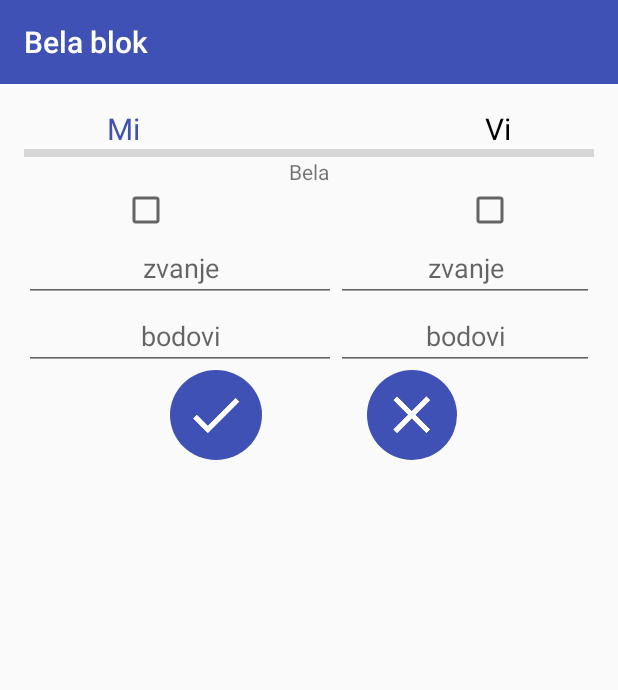
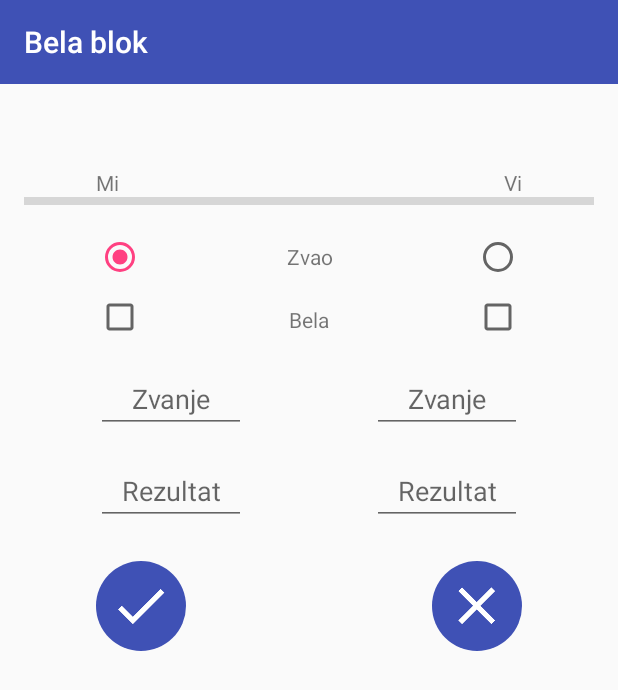
Before and after one commit to jurbunic/SimpleBelaBlock, an Android app: the fragment Fragment_Add_Score placed in its activity, on a phone screen of 412 x 824 dp. Shown: the top 690 px of the screen. Run offline under Robolectric (Android 15) with nearby library versions, the phone set to English and light mode, and no system bars; our stand-ins replace ButterKnife; grey boxes are pictures that could not be loaded.

Commit message:
Design improvment
- Add new score fragment now uses ConstraintLayout insted of
LinearLayout, and now there is option to chose which player is calling.

```diff
--- a/app/build.gradle
+++ b/app/build.gradle
@@ -41,4 +41,5 @@ dependencies {
     testCompile 'junit:junit:4.12'
 
 
+    compile 'com.android.support.constraint:constraint-layout:1.0.2'
 }
--- a/app/src/main/java/com/example/bunic/simplebelablock/Fragment_Add_Score.java
+++ b/app/src/main/java/com/example/bunic/simplebelablock/Fragment_Add_Score.java
@@ -7,7 +7,9 @@ import android.os.Bundle;
 import android.view.LayoutInflater;
 import android.view.View;
 import android.view.ViewGroup;
+import android.widget.CheckBox;
 import android.widget.EditText;
+import android.widget.RadioButton;
 import android.widget.TextView;
 
 import butterknife.BindView;
@@ -24,21 +26,20 @@ public class Fragment_Add_Score extends Fragment {
 
     @BindView(R.id.edit_new_score_we)
     EditText addScoreWe;
-
     @BindView(R.id.edit_new_score_they)
     EditText addScoreThey;
-
     @BindView(R.id.edit_new_zvanje_we)
     EditText addZvanjeWe;
-
     @BindView(R.id.edit_new_zvanje_they)
     EditText addZvanjeThey;
-
-
-    @BindView(R.id.txt_header_add_score_we)
-    TextView headerWe;
-    @BindView(R.id.txt_header_add_score_they)
-    TextView headerThey;
+    @BindView(R.id.check_bela_we)
+    CheckBox belaWe;
+    @BindView(R.id.check_bela_they)
+    CheckBox belaThey;
+    @BindView(R.id.radio_call_we)
+    RadioButton callWe;
+    @BindView(R.id.radio_call_they)
+    RadioButton callThey;
 
     Player we;
     Player they;
@@ -49,7 +50,6 @@ public class Fragment_Add_Score extends Fragment {
     Score_Calculations score_calculations;
 
     FragmentManager mFragmentManager;
-
 
     @Override
     public View onCreateView(LayoutInflater inflater, ViewGroup container, Bundle savedInstanceState) {
@@ -67,23 +67,14 @@ public class Fragment_Add_Score extends Fragment {
 
         ourScore = we.getScore();
         thereScore = they.getScore();
+        ourScore.setZvanje(0);
+        thereScore.setZvanje(0);
 
         score_calculations = Score_Calculations.getInstance(we,they);
 
-        if(ourScore.getPreviousScores().size()%2==0){
-            headerWe.setTextColor(getResources().getColor(R.color.colorPrimary));
-            we.setTurn(1);
-            headerThey.setTextColor(getResources().getColor(android.R.color.primary_text_light));
-            they.setTurn(0);
-        }else {
-            headerWe.setTextColor(getResources().getColor(android.R.color.primary_text_light));
-            we.setTurn(0);
-            headerThey.setTextColor(getResources().getColor(R.color.colorPrimary));
-            they.setTurn(1);
-        }
+        callWe.setChecked(true);
+    }
 
-
-    }
     @OnFocusChange(R.id.edit_new_zvanje_we)
     public void onZvanjeWeChange(){
         if(addZvanjeWe.getText().toString().equals("")){
@@ -121,8 +112,20 @@ public class Fragment_Add_Score extends Fragment {
 
     @OnClick(R.id.btn_confirm)
     public void onClickConfirm(){
-        ourScore.addScore(Integer.parseInt(addScoreWe.getText().toString()),Integer.parseInt(addZvanjeWe.getText().toString()));
-        thereScore.addScore(Integer.parseInt(addScoreThey.getText().toString()),Integer.parseInt(addZvanjeThey.getText().toString()));
+        if(callWe.isChecked()){
+            we.setTurn(1);
+            they.setTurn(0);
+        }else {
+            we.setTurn(0);
+            they.setTurn(1);
+        }
+        if (belaWe.isChecked()){
+            ourScore.setZvanje(Integer.parseInt(addZvanjeWe.getText().toString())+20);
+        }else if (belaThey.isChecked()){
+            thereScore.setZvanje(Integer.parseInt(addZvanjeWe.getText().toString())+20);
+        }
+        ourScore.addScore(Integer.parseInt(addScoreWe.getText().toString()),ourScore.getZvanje());
+        thereScore.addScore(Integer.parseInt(addScoreThey.getText().toString()),thereScore.getZvanje());
         score_calculations.roundResult();
         getActivity().getFragmentManager().popBackStack();
         refresh();
--- a/app/src/main/res/layout/fragment_new_score.xml
+++ b/app/src/main/res/layout/fragment_new_score.xml
@@ -1,139 +1,185 @@
 <?xml version="1.0" encoding="utf-8"?>
-<RelativeLayout xmlns:android="http://schemas.android.com/apk/res/android"
+<android.support.constraint.ConstraintLayout
+    xmlns:android="http://schemas.android.com/apk/res/android"
+    xmlns:app="http://schemas.android.com/apk/res-auto"
+    xmlns:tools="http://schemas.android.com/tools"
     android:orientation="vertical"
     android:layout_width="match_parent"
     android:layout_height="match_parent">
 
-    <TableLayout
-        android:layout_width="match_parent"
-        android:layout_height="wrap_content">
-        <TableRow
-            android:layout_width="match_parent"
-            >
 
     <TextView
-                android:layout_width="match_parent"
+        android:text="Mi"
+        android:layout_width="wrap_content"
         android:layout_height="wrap_content"
-                android:layout_gravity="left"
-                android:layout_weight="1"
-
-                android:text="Mi"
-                android:textSize="20sp"
-                android:textAlignment="center"
-                android:id="@+id/txt_header_add_score_we" />
+        android:id="@+id/txt_header_we"
+        android:layout_marginTop="40dp"
+        app:layout_constraintTop_toTopOf="parent"
+        android:layout_marginStart="48dp"
+        app:layout_constraintLeft_toLeftOf="parent" />
 
     <TextView
-                android:layout_width="match_parent"
+        android:text="Vi"
+        android:layout_width="wrap_content"
         android:layout_height="wrap_content"
-                android:layout_gravity="right"
-                android:layout_weight="1"
+        android:id="@+id/txt_header_they"
+        android:layout_marginStart="8dp"
+        app:layout_constraintLeft_toRightOf="@+id/txt_header_we"
+        android:layout_marginTop="40dp"
+        app:layout_constraintTop_toTopOf="parent"
+        android:layout_marginEnd="48dp"
+        app:layout_constraintRight_toRightOf="parent"
+        app:layout_constraintHorizontal_bias="1.0" />
 
-                android:text="Vi"
-                android:textSize="20sp"
-                android:textAlignment="center"
-                android:id="@+id/txt_header_add_score_they"
-                />
-        </TableRow>
     <ImageView
-            android:layout_width="match_parent"
         android:layout_height="5dp"
+        android:layout_width="0dp"
+        app:layout_constraintTop_toBottomOf="@+id/txt_header_we"
+        app:layout_constraintLeft_toLeftOf="parent"
+        app:layout_constraintRight_toRightOf="parent"
         android:src="@drawable/thin_line"
         />
+
+    <RadioGroup
+        android:id="@+id/radio_group"
+        android:layout_width="0dp"
+        android:layout_height="wrap_content"
+        android:orientation="horizontal"
+        android:layout_marginTop="24dp"
+        android:layout_marginStart="48dp"
+        android:layout_marginEnd="48dp"
+        android:weightSum="1"
+        app:layout_constraintTop_toBottomOf="@+id/txt_header_we"
+        app:layout_constraintLeft_toLeftOf="parent"
+        app:layout_constraintRight_toRightOf="parent"
+        >
+        <RadioButton
+            android:layout_gravity="left"
+
+            android:layout_width="wrap_content"
+            android:layout_height="wrap_content"
+            android:id="@+id/radio_call_we"
+
+            />
         <TextView
-            android:text="Bela"
-            android:textAlignment="center"
+            android:layout_gravity="center"
+            android:layout_weight="1"
+            android:gravity="center"
+            android:layout_width="wrap_content"
+            android:layout_height="wrap_content"
+            android:text="Zvao"
             />
-
-        <TableRow
-            >
-            <RelativeLayout
-                android:layout_width="match_parent"
+        <RadioButton
+            android:layout_gravity="right"
+            android:layout_width="wrap_content"
             android:layout_height="wrap_content"
-                android:layout_weight="1"
-                >
+            android:id="@+id/radio_call_they"
+            />
+    </RadioGroup>
 
     <CheckBox
-                    android:id="@+id/bela_we"
+        android:id="@+id/check_bela_we"
         android:layout_height="wrap_content"
         android:layout_width="wrap_content"
-                    android:layout_gravity="left"
-                    android:gravity="center"
-                    android:layout_marginStart="65dp"
-                    android:layout_alignParentTop="true"
-                    android:layout_alignParentStart="true" />
+        android:layout_marginStart="48dp"
+        android:layout_marginTop="64dp"
+        app:layout_constraintLeft_toLeftOf="parent"
+        app:layout_constraintTop_toBottomOf="@+id/txt_header_we" />
+    <TextView
+        android:layout_height="wrap_content"
+        android:layout_width="wrap_content"
+        android:text="Bela"
+        android:layout_marginTop="16dp"
+        android:layout_marginEnd="8dp"
+        android:layout_marginStart="8dp"
+        app:layout_constraintRight_toLeftOf="@+id/check_bela_they"
+        app:layout_constraintTop_toBottomOf="@+id/radio_group"
+        app:layout_constraintLeft_toRightOf="@+id/check_bela_we" />
 
     <CheckBox
-                    android:id="@+id/bela_they"
+        android:id="@+id/check_bela_they"
         android:layout_height="wrap_content"
         android:layout_width="wrap_content"
-                    android:layout_gravity="right"
-                    android:gravity="center"
-                    android:layout_marginEnd="53dp"
-                    android:layout_alignParentTop="true"
-                    android:layout_alignParentEnd="true" />
-            </RelativeLayout>
-        </TableRow>
-        <TableRow>
+        android:layout_marginEnd="48dp"
+        android:layout_marginTop="64dp"
+        app:layout_constraintRight_toRightOf="parent"
+        app:layout_constraintTop_toBottomOf="@+id/txt_header_we" />
+
     <EditText
         android:id="@+id/edit_new_zvanje_we"
-                android:layout_weight="1"
-                android:hint="zvanje"
-                android:textAlignment="center"
+        android:layout_height="wrap_content"
+        android:layout_width="100dp"
+        android:gravity="center"
+        android:hint="Zvanje"
         android:inputType="number"
+        app:layout_constraintLeft_toLeftOf="parent"
+        app:layout_constraintTop_toBottomOf="@+id/check_bela_we"
+        app:layout_constraintRight_toLeftOf="@+id/edit_new_zvanje_they"
+        app:layout_constraintHorizontal_bias="0.0"
+        android:layout_marginTop="16dp"
+        android:layout_marginStart="48dp"
+        android:layout_marginEnd="8dp"
          />
     <EditText
         android:id="@+id/edit_new_zvanje_they"
-                android:layout_weight="1"
-                android:hint="zvanje"
-                android:textAlignment="center"
+        android:layout_height="wrap_content"
+        android:layout_width="100dp"
+        android:gravity="center"
+        android:hint="Zvanje"
         android:inputType="number"
-                />
-
-        </TableRow>
-        <TableRow>
+        app:layout_constraintRight_toRightOf="parent"
+        app:layout_constraintTop_toBottomOf="@+id/check_bela_they"
+        android:layout_marginEnd="48dp"
+        android:layout_marginTop="16dp" />
     <EditText
         android:id="@+id/edit_new_score_we"
-                android:layout_weight="1"
-                android:hint="bodovi"
-                android:textAlignment="center"
+        android:layout_height="wrap_content"
+        android:layout_width="100dp"
+        android:gravity="center"
+        android:hint="Rezultat"
         android:inputType="number"
+        app:layout_constraintLeft_toLeftOf="parent"
+        app:layout_constraintTop_toBottomOf="@+id/edit_new_zvanje_we"
+        app:layout_constraintRight_toLeftOf="@+id/edit_new_zvanje_they"
+        app:layout_constraintHorizontal_bias="0.0"
+        android:layout_marginTop="16dp"
+        android:layout_marginStart="48dp"
+        android:layout_marginEnd="8dp"
         />
     <EditText
         android:id="@+id/edit_new_score_they"
-                android:layout_weight="1"
-                android:hint="bodovi"
-                android:textAlignment="center"
+        android:layout_height="wrap_content"
+        android:layout_width="100dp"
+        android:gravity="center"
+        android:hint="Rezultat"
         android:inputType="number"
-                />
-
-        </TableRow>
-
-        <TableRow>
-            <RelativeLayout
-                android:layout_width="match_parent">
-
-            </RelativeLayout>
+        app:layout_constraintRight_toRightOf="parent"
+        app:layout_constraintTop_toBottomOf="@+id/edit_new_zvanje_they"
+        android:layout_marginEnd="48dp"
+        android:layout_marginTop="16dp" />
 
     <ImageButton
         android:id="@+id/btn_confirm"
+        android:layout_height="60dp"
+        android:layout_width="60dp"
+        app:layout_constraintLeft_toLeftOf="parent"
+        app:layout_constraintTop_toBottomOf="@+id/edit_new_score_we"
+        android:layout_marginStart="48dp"
+        android:layout_marginTop="24dp"
         android:background="@drawable/roundedbutton"
-                android:layout_width="@dimen/rounded_button_dimensions"
-                android:layout_height="@dimen/rounded_button_dimensions"
         android:src="@mipmap/icon_confirm"
         />
-
     <ImageButton
+        android:layout_height="60dp"
+        android:layout_width="60dp"
+        app:layout_constraintRight_toRightOf="parent"
+        app:layout_constraintTop_toBottomOf="@+id/edit_new_score_they"
+        android:layout_marginTop="24dp"
+        android:layout_marginEnd="48dp"
         android:id="@+id/btn_reject"
         android:background="@drawable/roundedbutton"
-                android:layout_width="@dimen/rounded_button_dimensions"
-                android:layout_height="@dimen/rounded_button_dimensions"
-                android:layout_marginLeft="70dp"
         android:src="@mipmap/icon_reject"
         />
 
-        </TableRow>
-    </TableLayout>
 
-
-
-</RelativeLayout>
+</android.support.constraint.ConstraintLayout>
```
Lines whose indentation alone changed are shown as unchanged.
